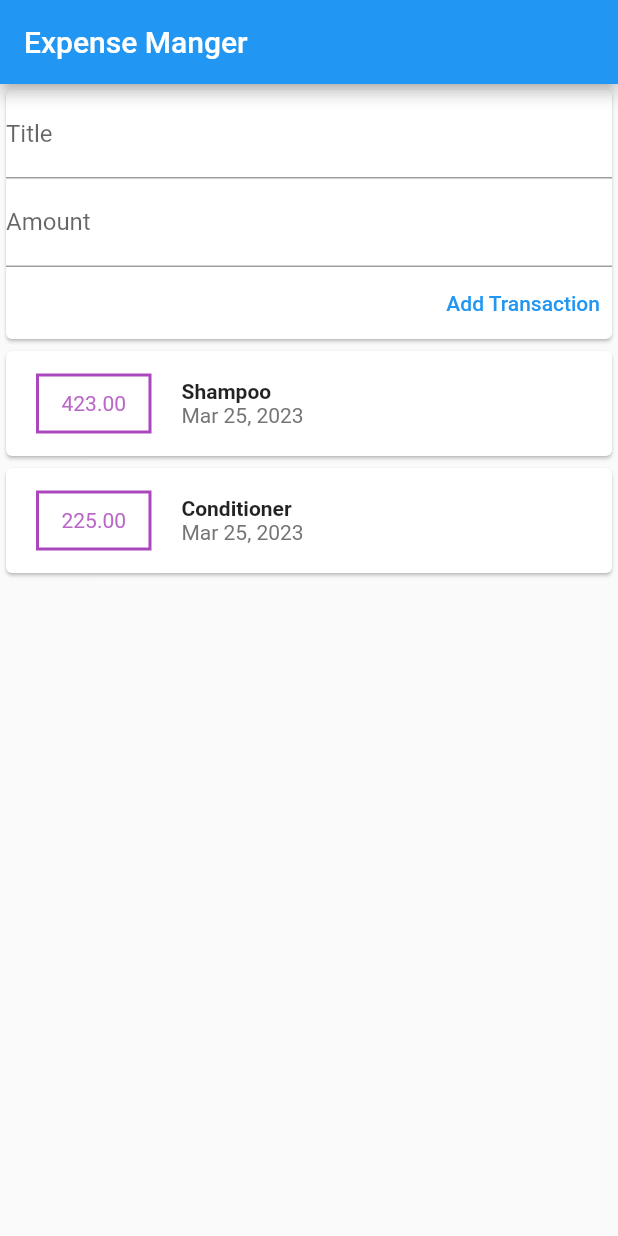
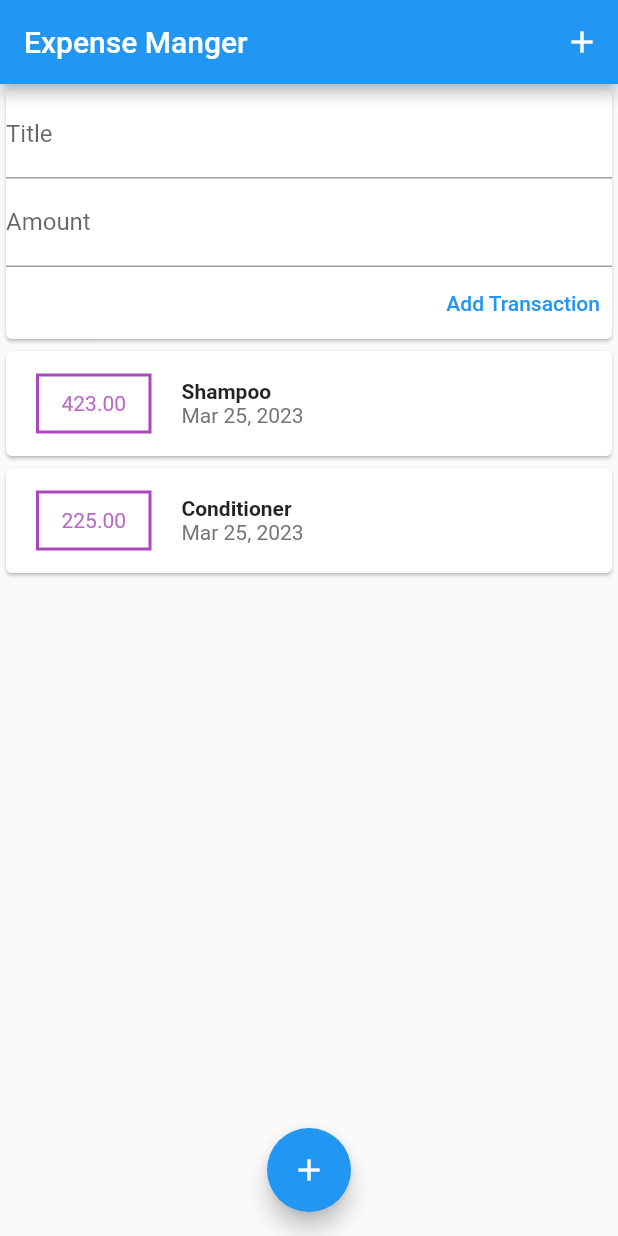
Before and after one commit to abhi-5829/Expense_Manager, a Flutter app: the screen it shows after launch, on a phone screen of 412 x 824 dp. Run offline on Flutter 3.47's test engine with Material 2 defaults, Android fonts, the light colour scheme and no system bars.

Commit message:
lecture 93
IconButton and floatingbutton added in main.dart

```diff
--- a/lib/main.dart
+++ b/lib/main.dart
@@ -1,4 +1,3 @@
-
 import 'package:flutter/material.dart';
 
 import './widgets/usertransaction.dart';
@@ -21,6 +20,9 @@ class MyHomePage extends StatelessWidget {
     return Scaffold(
       appBar: AppBar(
         title: Text('Expense Manger'),
+        actions: [
+          IconButton(onPressed: () {}, icon: Icon(Icons.add)),
+        ],
       ),
       body: SingleChildScrollView(
         child: Column(
@@ -32,6 +34,11 @@ class MyHomePage extends StatelessWidget {
           ],
         ),
       ),
+      floatingActionButtonLocation: FloatingActionButtonLocation.centerFloat,
+      floatingActionButton: FloatingActionButton(
+        child: Icon(Icons.add),
+        onPressed: () {},
+      ),
     );
   }
 }
```
